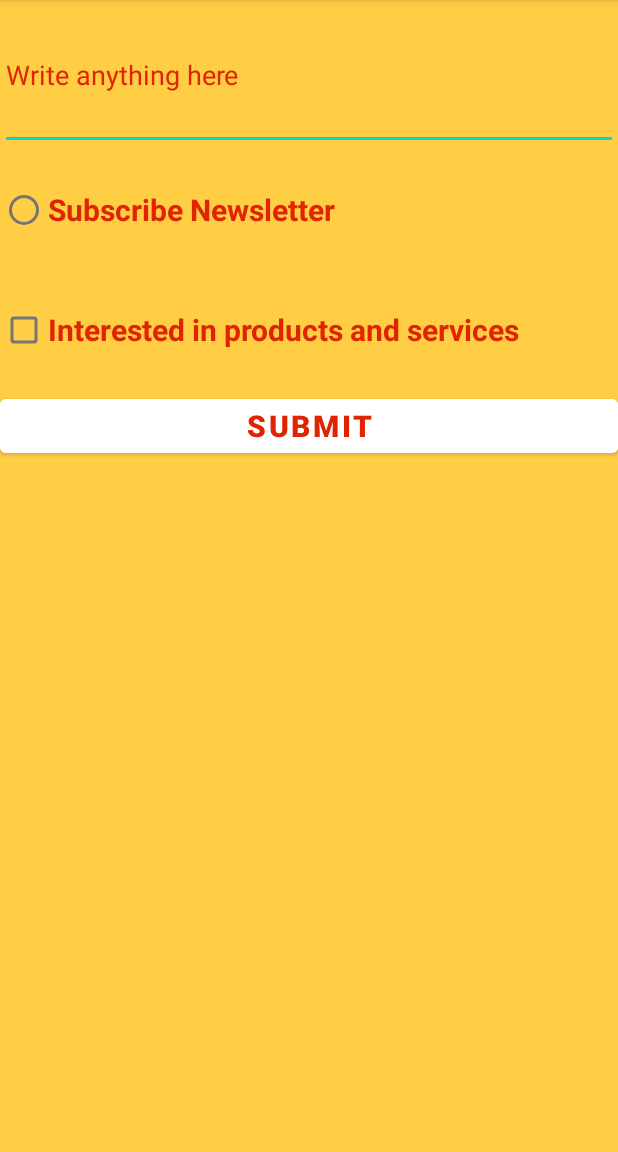
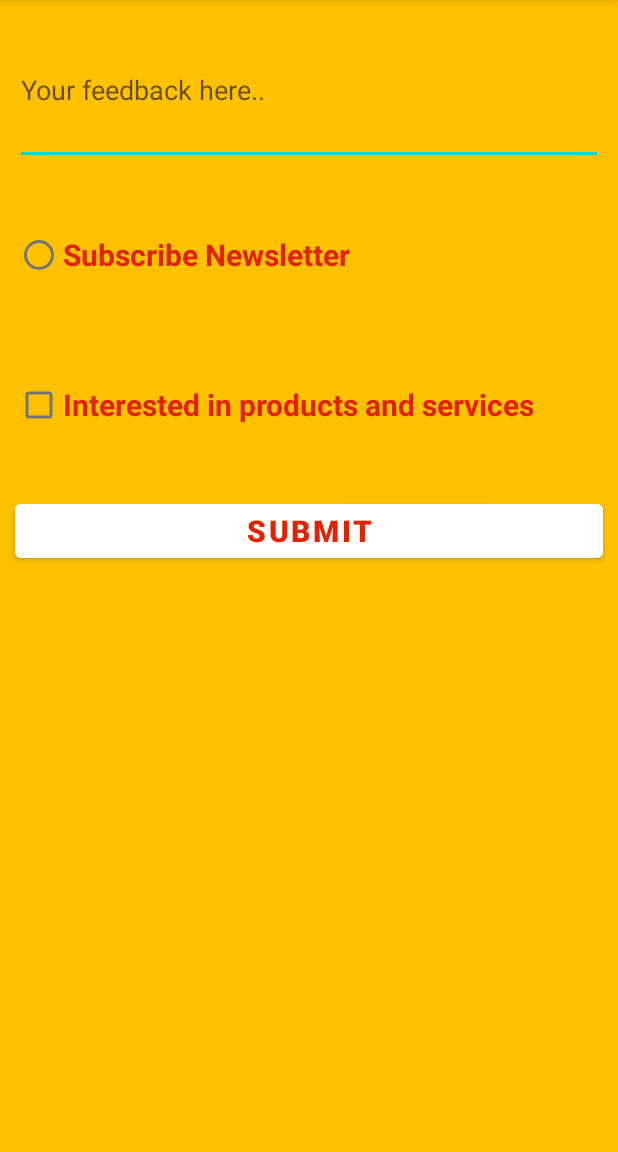
Before and after one commit to kiranpalsingh1806/RKO102A28_CA_Assignment, an Android app: the SecondActivity screen opened directly, with no data from a screen before it, on a phone screen of 412 x 824 dp, the part 84-1236 px from its top. Run offline under Robolectric (Android 15) with nearby library versions, the phone set to English and light mode, and no system bars.

Commit message:
Add kotlin code for second problem

```diff
--- a/app/src/main/res/layout/second_activity.xml
+++ b/app/src/main/res/layout/second_activity.xml
@@ -4,7 +4,7 @@
     android:id="@+id/linearLayout"
     android:layout_width="match_parent"
     android:layout_height="match_parent"
-    android:background="@color/yellow"
+    android:background="@color/yellow2"
     android:orientation="vertical"
     tools:context=".SecondActivity">
 
@@ -14,19 +14,22 @@
         android:layout_width="match_parent"
         android:layout_height="100dp"
         android:ems="10"
-        android:hint="Write anything here"
-        android:textColorHint="@color/red1"
+        android:hint="Your feedback here.."
         android:inputType="textPersonName"
+        android:layout_margin="10dp"
         android:textColor="@android:color/holo_red_dark" />
 
     <RadioButton
         android:id="@+id/radioButton1"
         android:layout_width="match_parent"
         android:layout_height="80dp"
+        android:layout_margin="10dp"
         android:textColor="@color/red1"
         android:textStyle="bold"
         android:textSize="20sp"
-        android:text="Subscribe Newsletter" />
+        android:onClick="radio_button_click"
+        android:text="Subscribe Newsletter"
+        tools:ignore="OnClick" />
 
     <CheckBox
         android:id="@+id/checkBox1"
@@ -35,6 +38,8 @@
         android:textStyle="bold"
         android:textSize="20sp"
         android:textColor="@color/red1"
+        android:layout_margin="10dp"
+        android:onClick="check_box_click"
         android:text="Interested in products and services" />
 
     <Button
@@ -45,5 +50,7 @@
         android:textColor="@color/red1"
         android:textStyle="bold"
         android:textSize="20sp"
+        android:layout_margin="10dp"
+        android:onClick="buttonFunction"
         android:text="Submit" />
 </LinearLayout>
--- a/app/src/main/res/values/colors.xml
+++ b/app/src/main/res/values/colors.xml
@@ -8,5 +8,7 @@
     <color name="black">#FF000000</color>
     <color name="white">#FFFFFFFF</color>
     <color name="yellow">#FFCE45</color>
+    <color name="yellow1">#FFEC19</color>
+    <color name="yellow2">#FFC100</color>
     <color name="red1">#E02401</color>
 </resources>
```
Also changed, not shown: app/src/main/java/com/example/rko102a28_ca_assignment/MainActivity.kt (+4 -11 lines), app/src/main/java/com/example/rko102a28_ca_assignment/SecondActivity.kt (+36 -0 lines).
